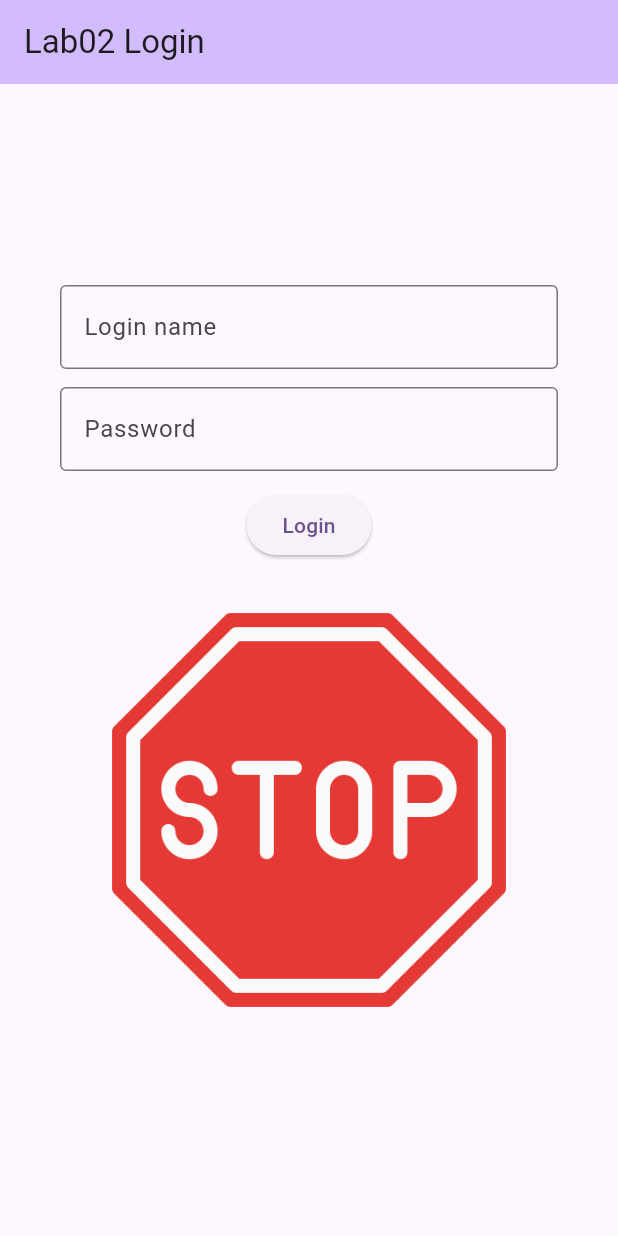
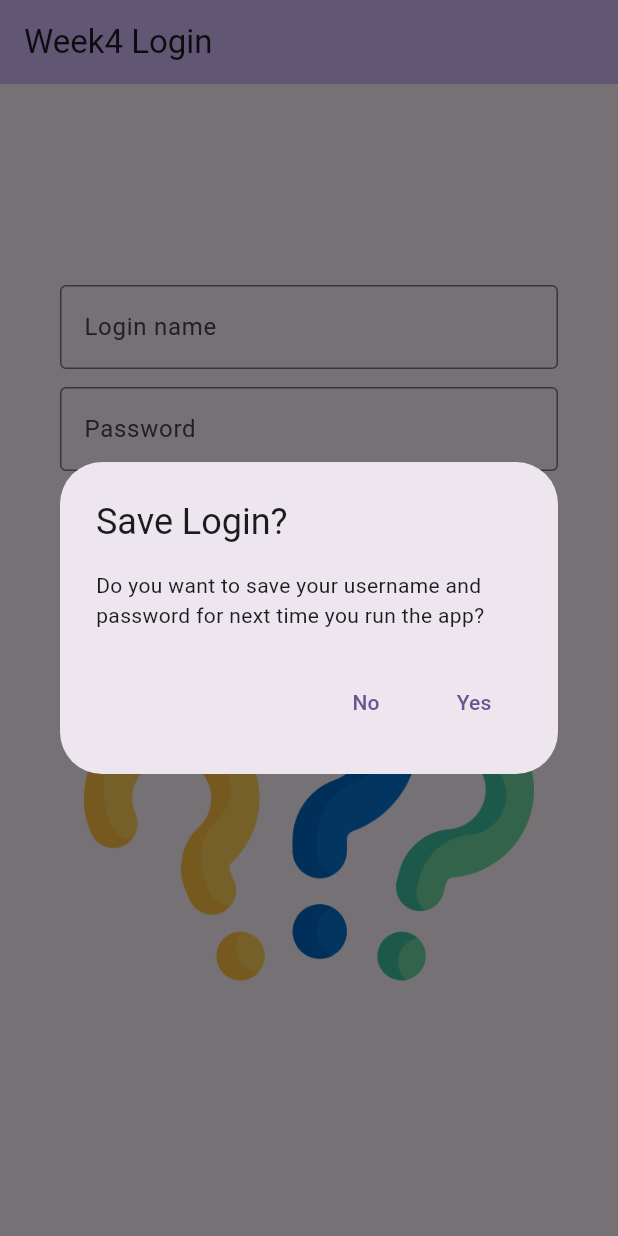
Before and after one commit to fatmahmae/labs_work, a Flutter app: the MyHomePage screen opened directly, after a tap on "Login", on a phone screen of 412 x 824 dp. Run offline on Flutter 3.47's test engine with Material 3 defaults, Android fonts, the phone set to English and light mode, and no system bars; missing offline and left inert: encrypted_shared_preferences.

Commit message:
LAB04 final version

```diff
--- a/lib/main.dart
+++ b/lib/main.dart
@@ -1,4 +1,5 @@
 import 'package:flutter/material.dart';
+import 'package:encrypted_shared_preferences/encrypted_shared_preferences.dart';
 
 void main() {
   runApp(const MyApp());
@@ -10,12 +11,12 @@ class MyApp extends StatelessWidget {
   @override
   Widget build(BuildContext context) {
     return MaterialApp(
-      title: 'Lab02',
+      title: 'Week4',
       theme: ThemeData(
         colorScheme: ColorScheme.fromSeed(seedColor: Colors.deepPurple),
         useMaterial3: true,
       ),
-      home: const MyHomePage(title: 'Lab02 Login'),
+      home: const MyHomePage(title: 'Week4 Login'),
       debugShowCheckedModeBanner: false,
     );
   }
@@ -34,6 +35,9 @@ class _MyHomePageState extends State<MyHomePage> {
   late TextEditingController loginCtrl;
   late TextEditingController passCtrl;
 
+  // Lab4 encrypted shared prefs
+  final EncryptedSharedPreferences prefs = EncryptedSharedPreferences();
+
   // image starts as question mark
   String imageSource = "images/question-mark.png";
   String imageLabel = "Question mark";
@@ -43,6 +47,26 @@ class _MyHomePageState extends State<MyHomePage> {
     super.initState();
     loginCtrl = TextEditingController();
     passCtrl = TextEditingController();
+
+    // Lab4: load saved login/password on startup
+    _loadSavedLogin();
+  }
+
+  Future<void> _loadSavedLogin() async {
+    final savedLogin = await prefs.getString("login");
+    final savedPass = await prefs.getString("password");
+
+    if (savedLogin != null && savedPass != null) {
+      loginCtrl.text = savedLogin;
+      passCtrl.text = savedPass;
+
+      // snackbar must be slightly delayed until page is ready
+      Future.delayed(Duration.zero, () {
+        ScaffoldMessenger.of(context).showSnackBar(
+          const SnackBar(content: Text("Previous login and password loaded.")),
+        );
+      });
+    }
   }
 
   @override
@@ -52,18 +76,66 @@ class _MyHomePageState extends State<MyHomePage> {
     super.dispose();
   }
 
+  // Your original Lab2 behavior (image changes based on password)
   void doLogin() {
     String typedPassword = passCtrl.text;
 
     setState(() {
       if (typedPassword == "ASDF") {
-        imageSource = "images/idea.png";     // light bulb
+        imageSource = "images/idea.png"; // light bulb
         imageLabel = "Light bulb";
       } else {
-        imageSource = "images/stop.png";     // stop sign
+        imageSource = "images/stop.png"; // stop sign
         imageLabel = "Stop sign";
       }
     });
+  }
+
+  // Lab4: show dialog asking to save or clear
+  void _onLoginPressed() {
+    showDialog(
+      context: context,
+      builder: (BuildContext ctx) => AlertDialog(
+        title: const Text("Save Login?"),
+        content: const Text(
+          "Do you want to save your username and password for next time you run the app?",
+        ),
+        actions: [
+          TextButton(
+            onPressed: () async {
+              // NO -> clear saved encrypted data
+              await prefs.remove("login");
+              await prefs.remove("password");
+
+              // close dialog
+              Navigator.pop(ctx);
+
+              // clear fields so next start it will be empty
+              loginCtrl.clear();
+              passCtrl.clear();
+
+              // run your lab2 logic (image change)
+              doLogin();
+            },
+            child: const Text("No"),
+          ),
+          TextButton(
+            onPressed: () async {
+              // YES -> save encrypted
+              await prefs.setString("login", loginCtrl.text);
+              await prefs.setString("password", passCtrl.text);
+
+              // close dialog
+              Navigator.pop(ctx);
+
+              // run your lab2 logic (image change)
+              doLogin();
+            },
+            child: const Text("Yes"),
+          ),
+        ],
+      ),
+    );
   }
 
   @override
@@ -87,7 +159,6 @@ class _MyHomePageState extends State<MyHomePage> {
                 ),
               ),
             ),
-
             Padding(
               padding: const EdgeInsets.fromLTRB(40, 0, 40, 12),
               child: TextField(
@@ -99,14 +170,11 @@ class _MyHomePageState extends State<MyHomePage> {
                 ),
               ),
             ),
-
             ElevatedButton(
-              onPressed: doLogin,
+              onPressed: _onLoginPressed,
               child: const Text("Login"),
             ),
-
             const SizedBox(height: 16),
-
             Semantics(
               label: imageLabel,
               child: Image.asset(
--- a/pubspec.yaml
+++ b/pubspec.yaml
@@ -34,6 +34,7 @@ dependencies:
   # The following adds the Cupertino Icons font to your application.
   # Use with the CupertinoIcons class for iOS style icons.
   cupertino_icons: ^1.0.8
+  encrypted_shared_preferences: ^3.0.1
 
 dev_dependencies:
   flutter_test:
@@ -52,10 +53,7 @@ dev_dependencies:
 # The following section is specific to Flutter packages.
 flutter:
   assets:
-    - images/idea.png
-    - images/question-mark.png
-    - images/stop.png
-
+    - images/
   # An image asset can refer to one or more resolution-specific "variants", see
   # https://flutter.dev/to/resolution-aware-images
 
```
Also changed, not shown: pubspec.lock, 1 other file.
